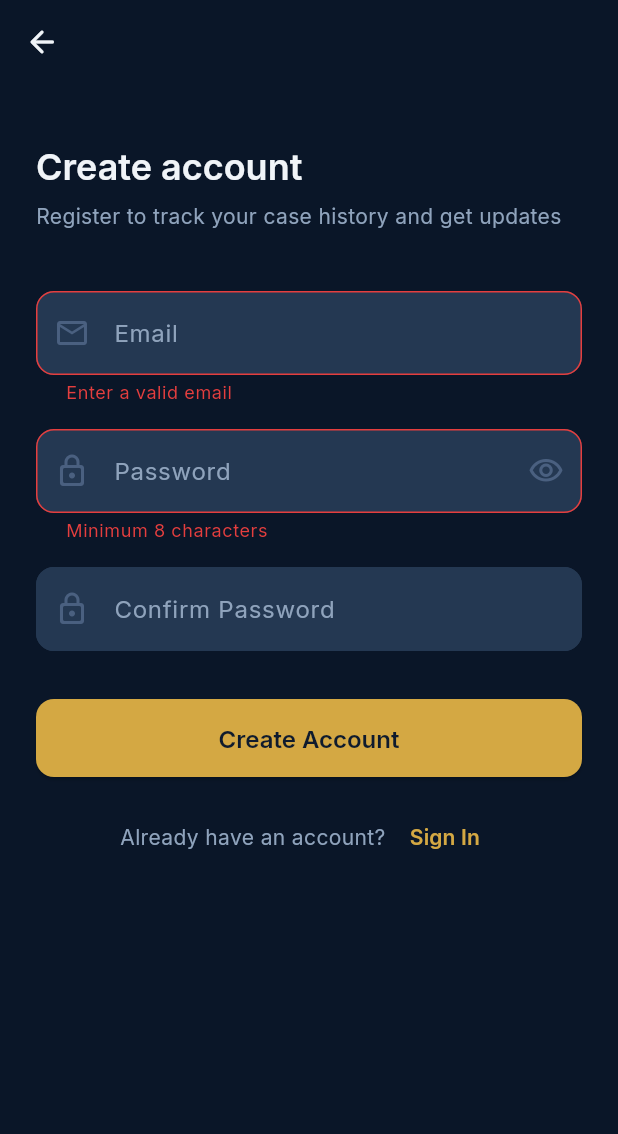
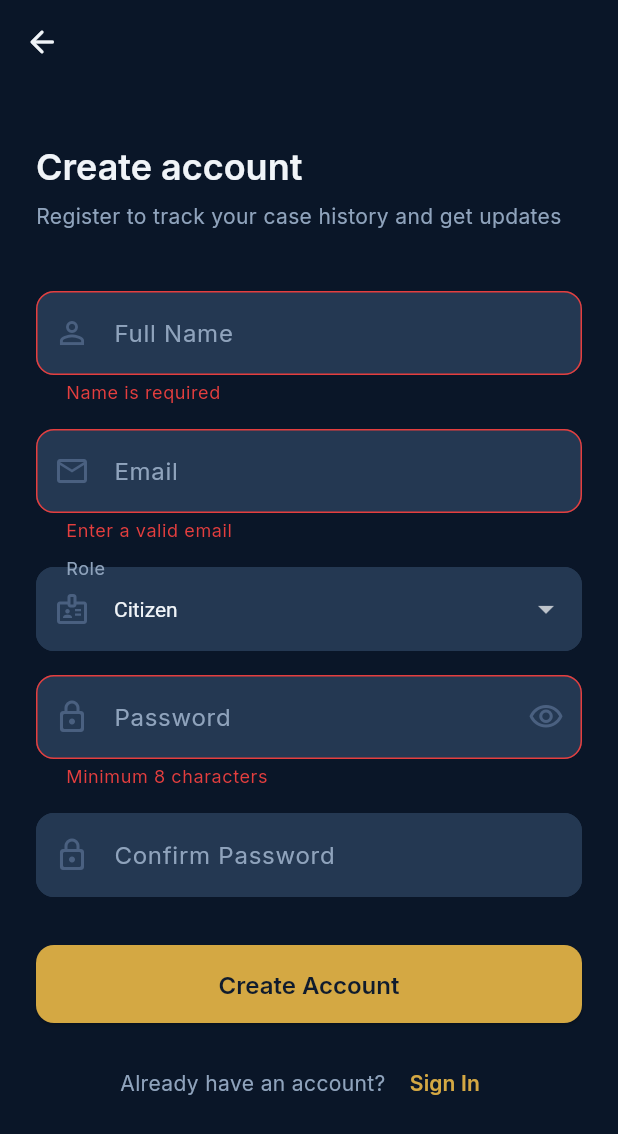
Before and after one commit to rageeshan/JusticeNow, a Flutter app: the RegisterScreen screen opened by its route, after a tap on "Create Account", on a phone screen of 412 x 824 dp. Shown: the top 1134 px of the screen. Run offline on Flutter 3.47's test engine with Material 3 defaults, Android fonts, the light colour scheme and no system bars; our stand-ins replace dio, firebase_core, flutter_riverpod, flutter_secure_storage, go_router, google_fonts and 1 more; accounts and stored records are empty.

Commit message:
feat(US01): add name field and role selection to registration form

```diff
--- a/mobile/lib/data/repositories/auth_repository.dart
+++ b/mobile/lib/data/repositories/auth_repository.dart
@@ -15,11 +15,13 @@ class AuthRepository {
     return response.data['data'];
   }
 
-  /// Register citizen with email + password
-  Future<Map<String, dynamic>> register(String email, String password) async {
+  /// Register user with email, password, name and role
+  Future<Map<String, dynamic>> register(String email, String password, {String? fullName, String? role}) async {
     final response = await _dio.post('/auth/register', data: {
       'email': email,
       'password': password,
+      if (fullName != null) 'fullName': fullName,
+      if (role != null) 'role': role,
     });
     final token = response.data['data']['token'] as String;
     await _storage.write(key: AppConstants.tokenKey, value: token);
--- a/mobile/lib/presentation/screens/auth/register_screen.dart
+++ b/mobile/lib/presentation/screens/auth/register_screen.dart
@@ -13,13 +13,24 @@ class RegisterScreen extends ConsumerStatefulWidget {
 
 class _RegisterScreenState extends ConsumerState<RegisterScreen> {
   final _formKey = GlobalKey<FormState>();
+  final _nameCtrl = TextEditingController();
   final _emailCtrl = TextEditingController();
   final _passwordCtrl = TextEditingController();
   final _confirmCtrl = TextEditingController();
   bool _obscurePassword = true;
+  String _selectedRole = 'citizen';
+
+  // Role options matching backend enum
+  static const Map<String, String> _roleLabels = {
+    'citizen': 'Citizen',
+    'police_officer': 'Police Officer',
+    'lawyer': 'Lawyer',
+    'admin': 'Admin',
+  };
 
   @override
   void dispose() {
+    _nameCtrl.dispose();
     _emailCtrl.dispose();
     _passwordCtrl.dispose();
     _confirmCtrl.dispose();
@@ -28,7 +39,12 @@ class _RegisterScreenState extends ConsumerState<RegisterScreen> {
 
   Future<void> _submit() async {
     if (!_formKey.currentState!.validate()) return;
-    await ref.read(authProvider.notifier).register(_emailCtrl.text.trim(), _passwordCtrl.text);
+    await ref.read(authProvider.notifier).register(
+      _emailCtrl.text.trim(),
+      _passwordCtrl.text,
+      fullName: _nameCtrl.text.trim(),
+      role: _selectedRole,
+    );
     if (mounted && ref.read(authProvider).status == AuthStatus.authenticated) {
       context.go(AppRoutes.myCases);
     }
@@ -64,6 +80,20 @@ class _RegisterScreenState extends ConsumerState<RegisterScreen> {
                 ),
                 const SizedBox(height: 40),
 
+                // Full Name
+                TextFormField(
+                  controller: _nameCtrl,
+                  style: const TextStyle(color: AppColors.textPrimary),
+                  decoration: const InputDecoration(
+                    labelText: 'Full Name',
+                    prefixIcon: Icon(Icons.person_outline, color: AppColors.textMuted),
+                  ),
+                  validator: (v) =>
+                      v == null || v.trim().isEmpty ? 'Name is required' : null,
+                ),
+                const SizedBox(height: 16),
+
+                // Email
                 TextFormField(
                   controller: _emailCtrl,
                   keyboardType: TextInputType.emailAddress,
@@ -77,6 +107,29 @@ class _RegisterScreenState extends ConsumerState<RegisterScreen> {
                 ),
                 const SizedBox(height: 16),
 
+                // Role Dropdown
+                DropdownButtonFormField<String>(
+                  value: _selectedRole,
+                  dropdownColor: AppColors.surface,
+                  style: const TextStyle(color: AppColors.textPrimary),
+                  decoration: const InputDecoration(
+                    labelText: 'Role',
+                    prefixIcon: Icon(Icons.badge_outlined, color: AppColors.textMuted),
+                  ),
+                  items: _roleLabels.entries.map((e) {
+                    return DropdownMenuItem(
+                      value: e.key,
+                      child: Text(e.value),
+                    );
+                  }).toList(),
+                  onChanged: (v) {
+                    if (v != null) setState(() => _selectedRole = v);
+                  },
+                  validator: (v) => v == null ? 'Please select a role' : null,
+                ),
+                const SizedBox(height: 16),
+
+                // Password
                 TextFormField(
                   controller: _passwordCtrl,
                   obscureText: _obscurePassword,
@@ -97,6 +150,7 @@ class _RegisterScreenState extends ConsumerState<RegisterScreen> {
                 ),
                 const SizedBox(height: 16),
 
+                // Confirm Password
                 TextFormField(
                   controller: _confirmCtrl,
                   obscureText: _obscurePassword,
@@ -109,6 +163,7 @@ class _RegisterScreenState extends ConsumerState<RegisterScreen> {
                       v != _passwordCtrl.text ? 'Passwords do not match' : null,
                 ),
 
+                // Error banner
                 if (authState.error != null) ...[
                   const SizedBox(height: 12),
                   Container(
@@ -125,6 +180,7 @@ class _RegisterScreenState extends ConsumerState<RegisterScreen> {
 
                 const SizedBox(height: 32),
 
+                // Register Button
                 ElevatedButton(
                   onPressed: authState.isLoading ? null : _submit,
                   child: authState.isLoading
--- a/mobile/lib/providers/auth_provider.dart
+++ b/mobile/lib/providers/auth_provider.dart
@@ -87,10 +87,10 @@ class AuthNotifier extends StateNotifier<AuthState> {
     }
   }
 
-  Future<void> register(String email, String password) async {
+  Future<void> register(String email, String password, {String? fullName, String? role}) async {
     state = state.copyWith(isLoading: true, error: null);
     try {
-      final data = await _repo.register(email, password);
+      final data = await _repo.register(email, password, fullName: fullName, role: role);
       state = state.copyWith(
         status: AuthStatus.authenticated,
         user: data['user'] as Map<String, dynamic>,
```
